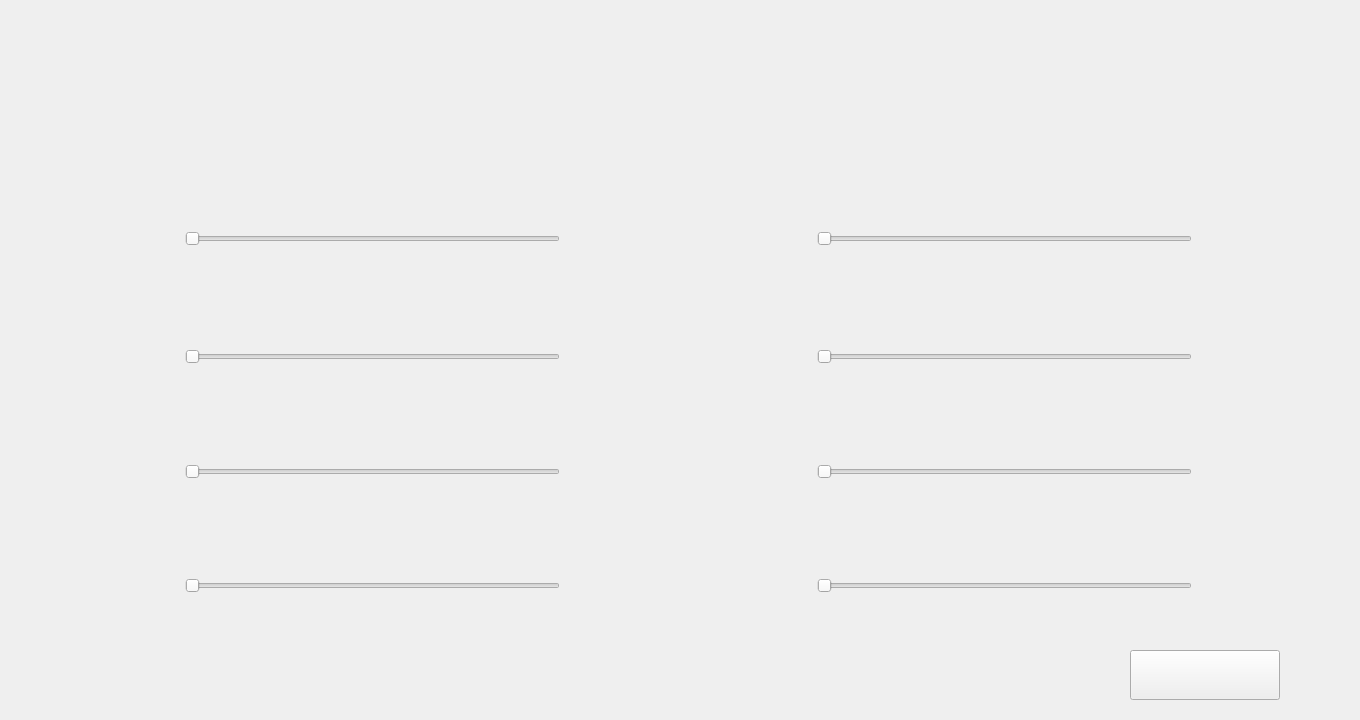
The window that Mood/mood_input_rev1.ui (WildanGhaly/Tubes-RPL) describes before a commit, drawn with Qt 5.
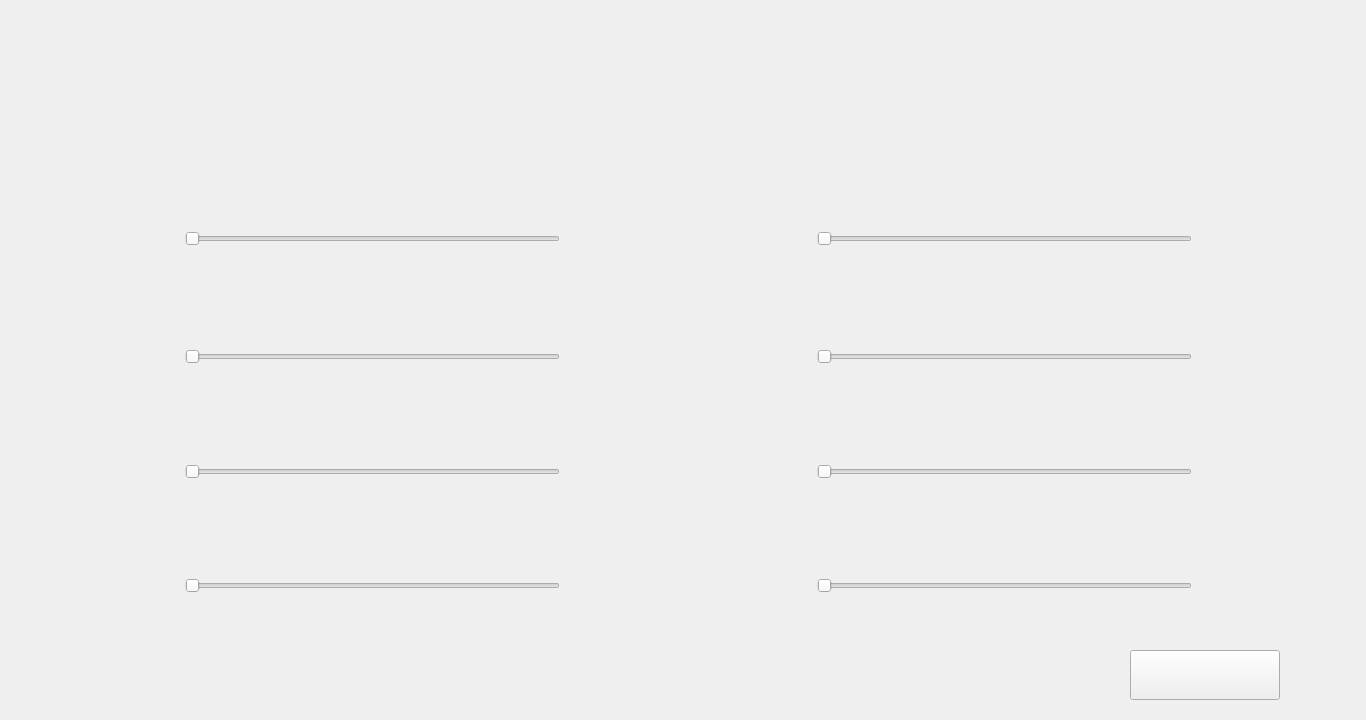
The same window after the commit. Icons and pictures are not drawn.

Commit message: style: update mood input design

```diff
--- a/Mood/mood_input_rev1.ui
+++ b/Mood/mood_input_rev1.ui
@@ -6,7 +6,7 @@
    <rect>
     <x>0</x>
     <y>0</y>
-    <width>1360</width>
+    <width>1366</width>
     <height>720</height>
    </rect>
   </property>
@@ -18,13 +18,13 @@
   </property>
   <property name="minimumSize">
    <size>
-    <width>1360</width>
+    <width>1366</width>
     <height>720</height>
    </size>
   </property>
   <property name="maximumSize">
    <size>
-    <width>1360</width>
+    <width>1366</width>
     <height>720</height>
    </size>
   </property>
@@ -39,7 +39,7 @@
     <rect>
      <x>0</x>
      <y>0</y>
-     <width>1360</width>
+     <width>1366</width>
      <height>720</height>
     </rect>
    </property>
@@ -51,13 +51,13 @@
    </property>
    <property name="minimumSize">
     <size>
-     <width>1360</width>
+     <width>1366</width>
      <height>720</height>
     </size>
    </property>
    <property name="maximumSize">
     <size>
-     <width>1360</width>
+     <width>1366</width>
      <height>720</height>
     </size>
    </property>
```
The commit also changes 1 other file.
